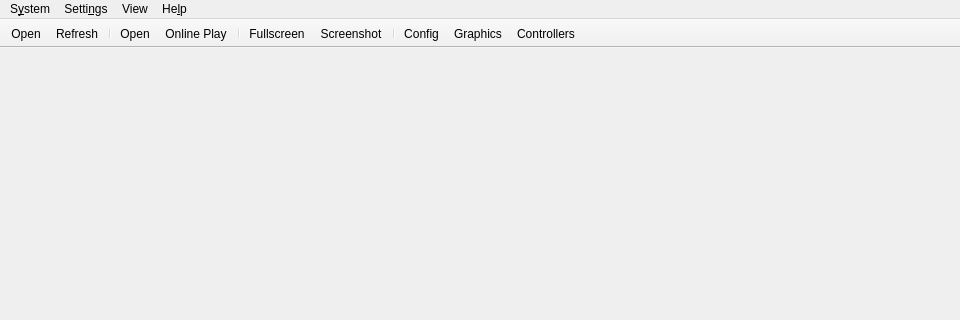
The window that Source/RMG/UserInterface/MainWindow.ui (MarioPartyNetplay/Mupen-MPN) describes before a commit, drawn with Qt 5; both pictures show x 0 to 960 and y 0 to 320 of the 960 by 720 pixel window.
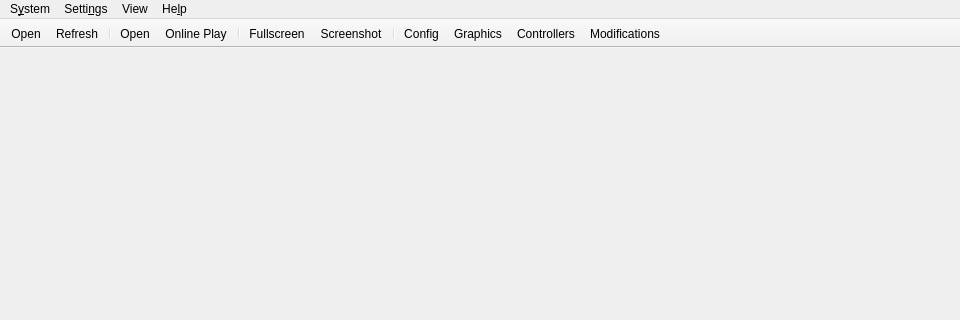
The same window after the commit. Icons and pictures are not drawn.

The edit to the form file:
```diff
--- a/Source/RMG/UserInterface/MainWindow.ui
+++ b/Source/RMG/UserInterface/MainWindow.ui
@@ -200,6 +200,7 @@
     <addaction name="action_Settings_Settings2"/>
     <addaction name="action_Settings_Graphics2"/>
     <addaction name="action_Settings_Input2"/>
+    <addaction name="action_System_Modifications"/>
    </widget>
    <action name="action_View_Fullscreen2">
     <property name="icon">
@@ -471,6 +472,14 @@
      <string>Slot &amp;9</string>
     </property>
    </action>
+   <action name="action_System_Modifications">
+    <property name="icon">
+     <iconset theme="modifications"/>
+    </property>
+    <property name="text">
+     <string>Modifications...</string>
+    </property>
+   </action>
    <action name="action_System_Cheats">
     <property name="icon">
      <iconset theme="code-box-line"/>
```
Left out of the diff: 1 changed line with no effect on the pictures.
